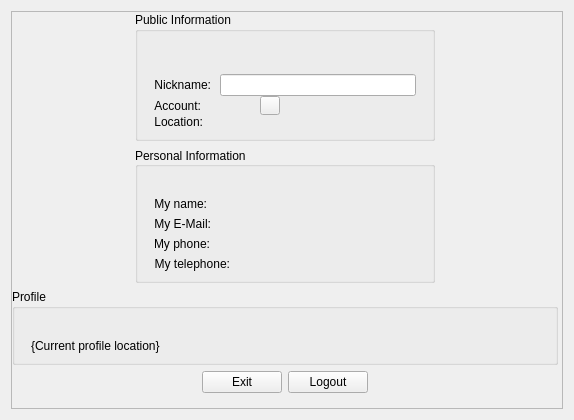
Old version of the form src/modules/im/src/widget/form/ProfileForm.ui in the repository eiilpux17/ok-msg-desktop.
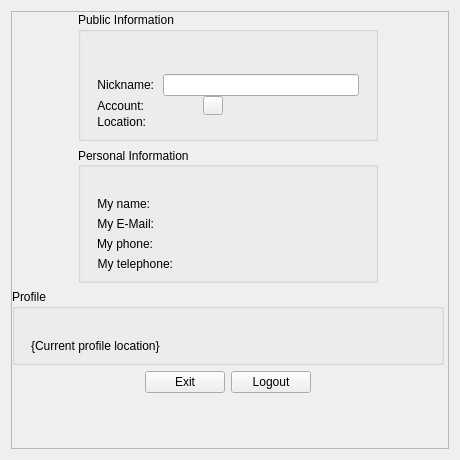
New version of the form.

Commit message: `Profile`: Adjust profile form

The edit to the form file:
```diff
--- a/src/modules/im/src/widget/form/ProfileForm.ui
+++ b/src/modules/im/src/widget/form/ProfileForm.ui
@@ -6,10 +6,16 @@
    <rect>
     <x>0</x>
     <y>0</y>
-    <width>574</width>
-    <height>420</height>
+    <width>460</width>
+    <height>460</height>
    </rect>
   </property>
+  <property name="sizePolicy">
+   <sizepolicy hsizetype="Preferred" vsizetype="Preferred">
+    <horstretch>0</horstretch>
+    <verstretch>0</verstretch>
+   </sizepolicy>
+  </property>
   <property name="windowTitle">
    <string notr="true">Form</string>
   </property>
@@ -30,8 +36,8 @@
        <rect>
         <x>0</x>
         <y>0</y>
-        <width>560</width>
-        <height>406</height>
+        <width>446</width>
+        <height>446</height>
        </rect>
       </property>
       <layout class="QVBoxLayout" name="verticalLayout_4" stretch="0,0,0,0">
```
Left out of the diff: 4 changed lines with no effect on the pictures. The commit also changes 8 other files.
